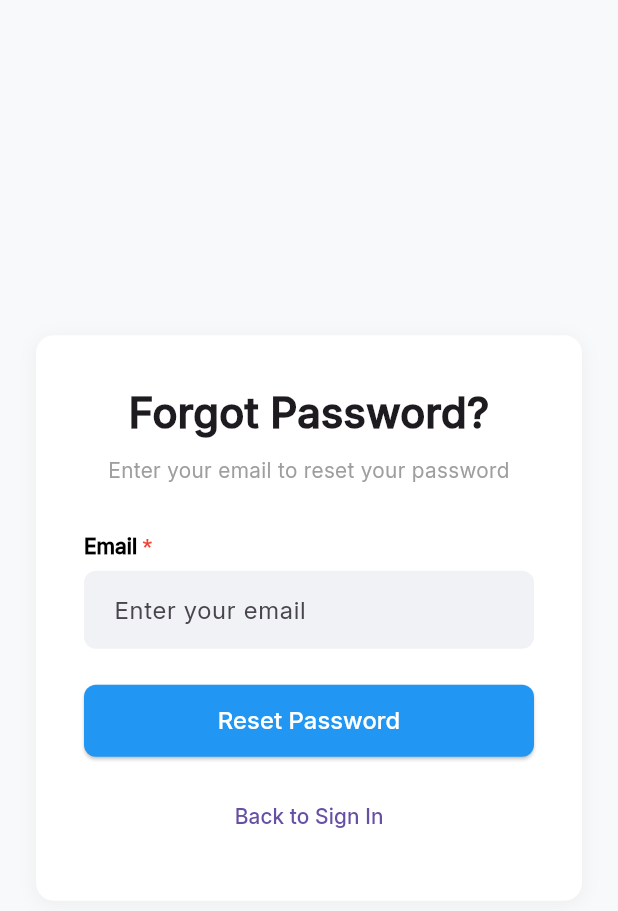
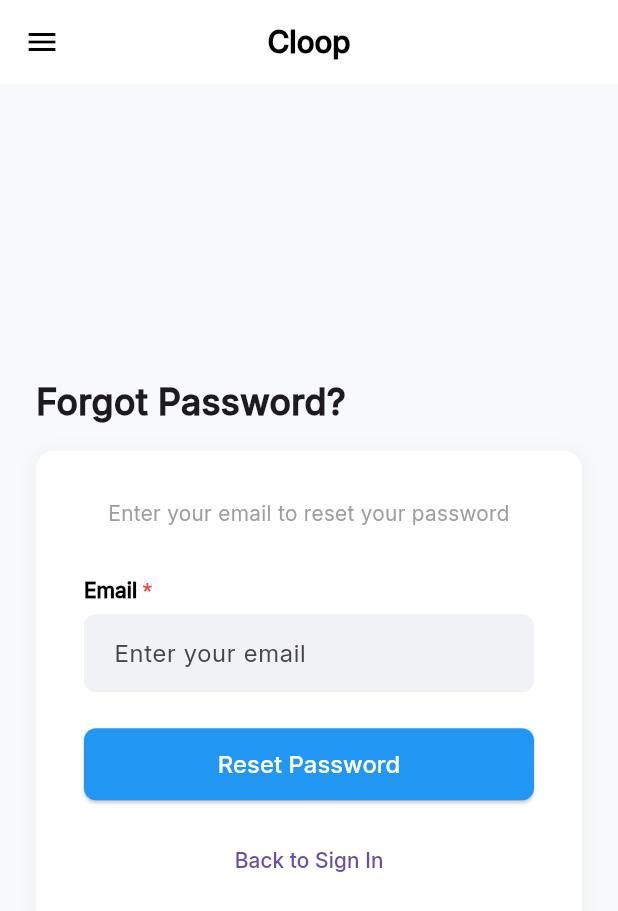
Before and after one commit to ow788606-cpu/Lead_Management, a Flutter app: the ForgotPasswordScreen screen opened directly, on a phone screen of 412 x 824 dp. Shown: the top 911 px of the screen. Run offline on Flutter 3.47's test engine with Material 3 defaults, Android fonts, the light colour scheme and no system bars; our stand-ins replace file_picker, fl_chart, flutter_colorpicker, shared_preferences; accounts and stored records are empty.

Commit message:
Initial commit: Lead Management Flutter App

```diff
--- a/lib/screens/auth/forgot_password_screen.dart
+++ b/lib/screens/auth/forgot_password_screen.dart
@@ -1,4 +1,5 @@
 import 'package:flutter/material.dart';
+import '../../widgets/app_drawer.dart';
 
 class ForgotPasswordScreen extends StatefulWidget {
   const ForgotPasswordScreen({super.key});
@@ -14,11 +15,37 @@
   Widget build(BuildContext context) {
     return Scaffold(
       backgroundColor: const Color(0xFFF8F9FA),
+      drawer: AppDrawer(
+        selectedIndex: -2,
+        onItemSelected: (_) => Navigator.pop(context),
+      ),
+      appBar: AppBar(
+        leading: Builder(
+          builder: (context) => IconButton(
+            icon: const Icon(Icons.menu),
+            onPressed: () => Scaffold.of(context).openDrawer(),
+          ),
+        ),
+        title: const Text('Cloop'),
+      ),
       body: SafeArea(
         child: Center(
           child: SingleChildScrollView(
             padding: const EdgeInsets.all(24),
-            child: Container(
+            child: Column(
+              children: [
+                const Align(
+                  alignment: Alignment.centerLeft,
+                  child: Text(
+                    'Forgot Password?',
+                    style: TextStyle(
+                        fontSize: 24,
+                        fontWeight: FontWeight.bold,
+                        fontFamily: 'Inter'),
+                  ),
+                ),
+                const SizedBox(height: 16),
+                Container(
                   constraints: const BoxConstraints(maxWidth: 400),
                   padding: const EdgeInsets.all(32),
                   decoration: BoxDecoration(
@@ -35,11 +62,6 @@
                   child: Column(
                     mainAxisSize: MainAxisSize.min,
                     children: [
-                const Text(
-                  'Forgot Password?',
-                  style: TextStyle(fontSize: 28, fontWeight: FontWeight.bold),
-                ),
-                const SizedBox(height: 8),
                       const Text(
                         'Enter your email to reset your password',
                         style: TextStyle(color: Colors.grey, fontSize: 14),
@@ -101,6 +123,8 @@
                     ],
                   ),
                 ),
+              ],
+            ),
           ),
         ),
       ),
```
Also changed, not shown: lib/screens/auth/change_password_screen.dart (+23 -9 lines), lib/screens/tags/add_tags.dart (+17 -9 lines), lib/screens/tags/tags_screen.dart (+14 -0 lines), lib/services/add_services.dart (+17 -4 lines), lib/services/services_screen.dart (+14 -0 lines). Lines whose indentation alone changed are shown as unchanged.
